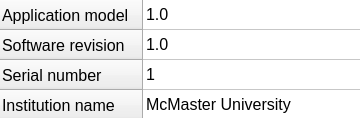
Old version of the form DCM/ui_files/about.ui in the repository CarlosCapili/3K04-Pacemaker-Project.
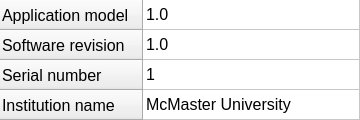
New version of the form.

```diff
--- a/DCM/ui_files/about.ui
+++ b/DCM/ui_files/about.ui
@@ -7,9 +7,27 @@
     <x>0</x>
     <y>0</y>
     <width>360</width>
-    <height>118</height>
+    <height>120</height>
    </rect>
   </property>
+  <property name="sizePolicy">
+   <sizepolicy hsizetype="Maximum" vsizetype="Maximum">
+    <horstretch>0</horstretch>
+    <verstretch>0</verstretch>
+   </sizepolicy>
+  </property>
+  <property name="minimumSize">
+   <size>
+    <width>360</width>
+    <height>120</height>
+   </size>
+  </property>
+  <property name="maximumSize">
+   <size>
+    <width>360</width>
+    <height>120</height>
+   </size>
+  </property>
   <property name="windowTitle">
    <string>About</string>
   </property>
@@ -18,10 +36,28 @@
     <rect>
      <x>0</x>
      <y>0</y>
-     <width>361</width>
-     <height>131</height>
+     <width>360</width>
+     <height>120</height>
     </rect>
    </property>
+   <property name="sizePolicy">
+    <sizepolicy hsizetype="Fixed" vsizetype="Fixed">
+     <horstretch>0</horstretch>
+     <verstretch>0</verstretch>
+    </sizepolicy>
+   </property>
+   <property name="minimumSize">
+    <size>
+     <width>360</width>
+     <height>120</height>
+    </size>
+   </property>
+   <property name="maximumSize">
+    <size>
+     <width>360</width>
+     <height>120</height>
+    </size>
+   </property>
    <property name="font">
     <font>
      <pointsize>12</pointsize>
@@ -77,7 +113,7 @@
      <string>1.0</string>
     </property>
     <property name="flags">
-     <set>ItemIsDragEnabled|ItemIsUserCheckable|ItemIsEnabled</set>
+     <set>ItemIsUserCheckable|ItemIsEnabled</set>
     </property>
    </item>
    <item row="1" column="0">
@@ -85,7 +121,7 @@
      <string>1.0</string>
     </property>
     <property name="flags">
-     <set>ItemIsDragEnabled|ItemIsUserCheckable|ItemIsEnabled</set>
+     <set>ItemIsUserCheckable|ItemIsEnabled</set>
     </property>
    </item>
    <item row="2" column="0">
@@ -93,7 +129,7 @@
      <string>1</string>
     </property>
     <property name="flags">
-     <set>ItemIsDragEnabled|ItemIsUserCheckable|ItemIsEnabled</set>
+     <set>ItemIsUserCheckable|ItemIsEnabled</set>
     </property>
    </item>
    <item row="3" column="0">
@@ -101,7 +137,7 @@
      <string>McMaster University</string>
     </property>
     <property name="flags">
-     <set>ItemIsDragEnabled|ItemIsUserCheckable|ItemIsEnabled</set>
+     <set>ItemIsUserCheckable|ItemIsEnabled</set>
     </property>
    </item>
   </widget>
```
